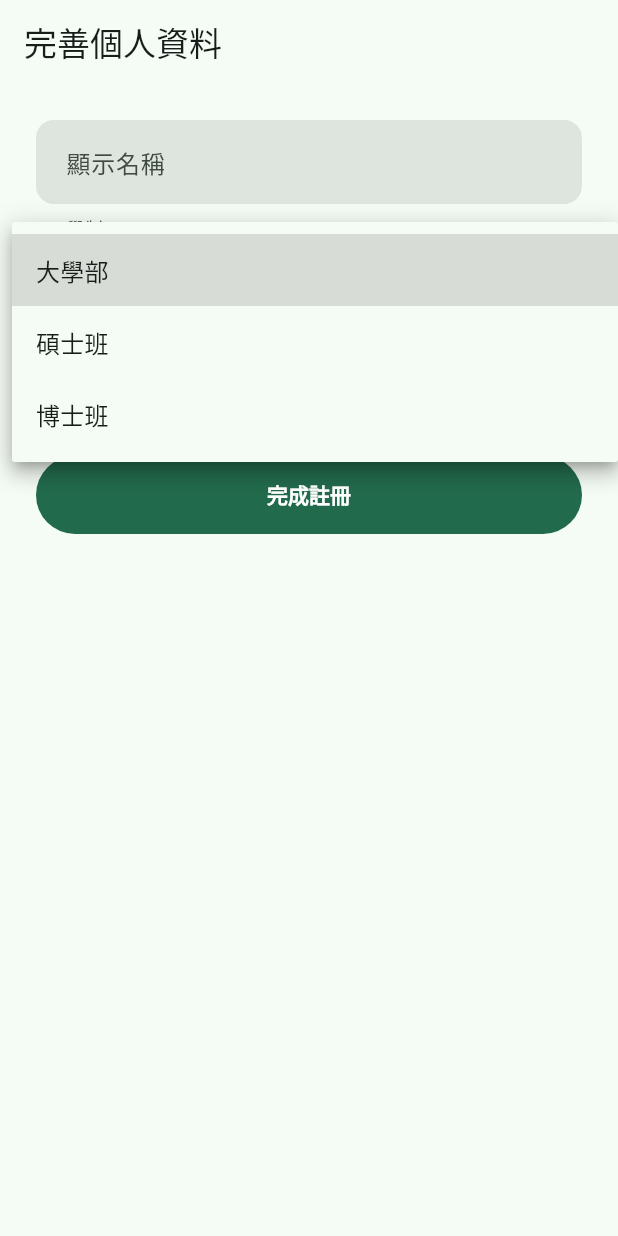
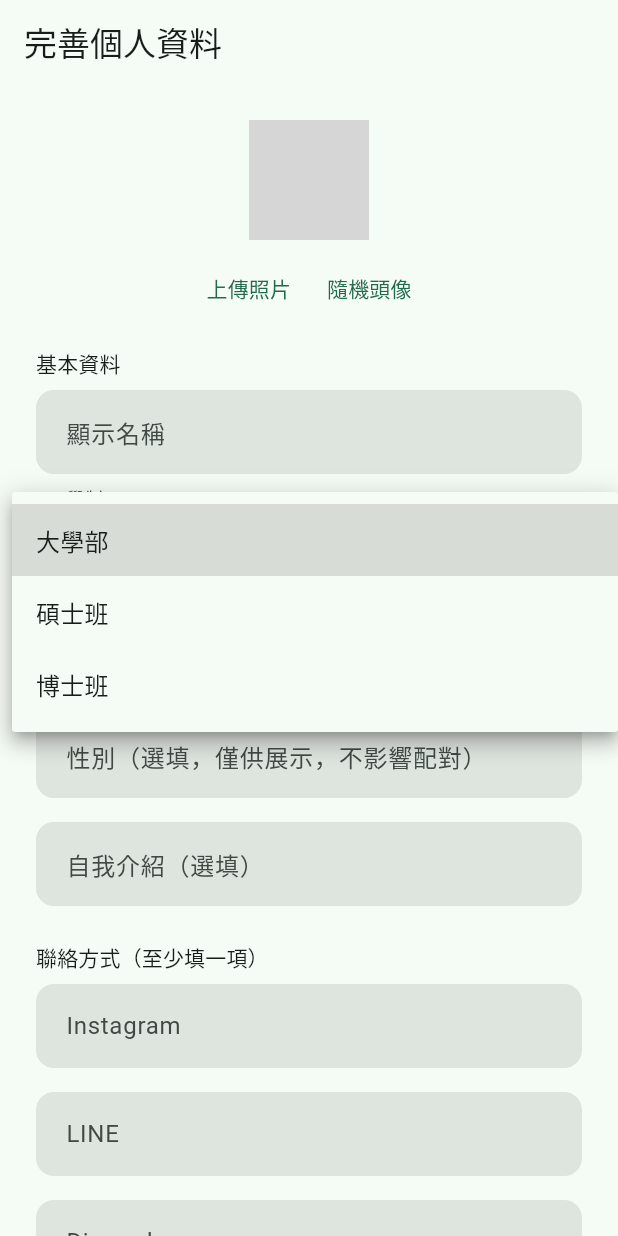
Before and after one commit to egger-meow/find-people-now, a Flutter app: the CompleteProfileScreen screen opened by its route, after a tap on "大學部", on a phone screen of 412 x 824 dp. Run offline on Flutter 3.47's test engine with Material 3 defaults, Android fonts, the phone set to English and light mode, and no system bars; our stand-ins replace flutter_dotenv, flutter_riverpod, go_router, image_picker, shared_preferences, supabase_flutter; accounts and stored records are empty; network calls fail; grey boxes are pictures that could not be loaded.

Commit message:
feat: avatar upload + registration flow redesign
Adds a real "avatars" Storage bucket + RLS (own-folder write, public
read) and an image_picker-backed upload helper, replacing the
dicebear-reroll-only avatar flow in both complete_profile_screen.dart
and edit_profile_screen.dart.

Redesigns the registration form: previously it only collected
displayName/degreeLevel/a single LINE ID, deferring department/gender/
bio/IG/Discord to the "我的" edit page — feedback was that a first-time
user expects to see those choices up front, not after the fact. Now
matches edit_profile_screen.dart's full field set and 3-way contact
choice (IG/LINE/Discord, at least one required). No privacy-settings
confirmation step added, per explicit feedback.

Co-Authored-By: Claude Sonnet 5 <noreply@anthropic.com>

```diff
--- a/app/lib/auth/complete_profile_screen.dart
+++ b/app/lib/auth/complete_profile_screen.dart
@@ -4,6 +4,7 @@ import 'package:go_router/go_router.dart';
 
 import '../generated/supadart_header.dart' show DEGREE_LEVEL;
 import '../match/match_providers.dart';
+import '../profile/avatar_upload.dart';
 import '../rpc/api_exception.dart';
 import '../rpc/auth_profile_rpc.dart';
 import '../theme/app_theme.dart';
@@ -11,14 +12,16 @@ import '../widgets/app_button.dart';
 import '../widgets/app_text_field.dart';
 import 'auth_providers.dart';
 
-/// 最小完善個人資料 gate（非 UI_PLAN §8.1「我的」那個完整編輯頁）。
+/// 完善個人資料 gate——OTP 登入完成後、能進配對頁前的必經畫面
+/// （`create_request` 硬性要求呼叫者已有 `app_user` 列，見
+/// `20260724124000_create_request_earliest_latest.sql:58-61`）。
 ///
-/// `create_request` 硬性要求呼叫者已有 `app_user` 列，否則丟
-/// `PROFILE_INCOMPLETE`（20260724124000_create_request_earliest_latest.sql:58-61）
-/// ——OTP 登入完成後、能進配對頁前，必須先跑過一次 `complete_profile`。這裡只
-/// 收 `complete_profile` 的硬性必填欄位（顯示名稱、大頭貼網址、學制、至少一項
-/// 聯絡方式），不做完整的自我介紹/科系/性別等可選欄位，那些留給後續輪次的
-/// 「我的」頁面。
+/// 反饋回報過原本這裡只收顯示名稱/學制/單一 LINE ID，其餘欄位（科系、性別、
+/// 自我介紹、IG/Discord）全部延後到「我的」編輯頁——使用者測試時覺得「一開始
+/// 就該問的東西怎麼後面才問」，於是這輪重新設計：可選欄位一次收齊，聯絡方式
+/// 開放 IG/LINE/Discord 三選一以上（跟 edit_profile_screen.dart 對齊），大頭貼
+/// 也能直接上傳，不再只能重骰。刻意不加「隱私設定確認」這類額外步驟
+/// （使用者明確要求不要），流程維持單頁表單，不做分步 wizard。
 class CompleteProfileScreen extends ConsumerStatefulWidget {
   const CompleteProfileScreen({super.key});
 
@@ -28,34 +31,69 @@ class CompleteProfileScreen extends ConsumerStatefulWidget {
 
 class _CompleteProfileScreenState extends ConsumerState<CompleteProfileScreen> {
   final _displayNameController = TextEditingController();
+  final _departmentController = TextEditingController();
+  final _genderController = TextEditingController();
+  final _bioController = TextEditingController();
+  final _contactIgController = TextEditingController();
   final _contactLineController = TextEditingController();
+  final _contactDiscordController = TextEditingController();
   DEGREE_LEVEL _degreeLevel = DEGREE_LEVEL.UNDERGRAD;
+  String _avatarUrl = '';
   bool _loading = false;
+  bool _uploadingAvatar = false;
   String? _error;
+
+  @override
+  void initState() {
+    super.initState();
+    _rerollAvatar();
+  }
 
   @override
   void dispose() {
     _displayNameController.dispose();
+    _departmentController.dispose();
+    _genderController.dispose();
+    _bioController.dispose();
+    _contactIgController.dispose();
     _contactLineController.dispose();
+    _contactDiscordController.dispose();
     super.dispose();
   }
 
-  String get _placeholderAvatarUrl {
-    final seed = Uri.encodeComponent(
-      _displayNameController.text.trim().isEmpty ? 'fpn-user' : _displayNameController.text.trim(),
-    );
-    return 'https://api.dicebear.com/9.x/thumbs/png?seed=$seed';
+  void _rerollAvatar() {
+    final seed =
+        '${_displayNameController.text.trim().isEmpty ? 'fpn-user' : _displayNameController.text.trim()}-${DateTime.now().millisecondsSinceEpoch}';
+    setState(() => _avatarUrl = 'https://api.dicebear.com/9.x/thumbs/png?seed=${Uri.encodeComponent(seed)}');
+  }
+
+  Future<void> _uploadAvatar() async {
+    final userId = ref.read(currentUserIdProvider);
+    if (userId == null) return;
+    setState(() => _uploadingAvatar = true);
+    try {
+      final url = await pickAndUploadAvatar(ref.read(supabaseClientProvider), userId);
+      if (url != null && mounted) setState(() => _avatarUrl = url);
+    } catch (e) {
+      if (!mounted) return;
+      setState(() => _error = '上傳頭像失敗，請稍後再試');
+    } finally {
+      if (mounted) setState(() => _uploadingAvatar = false);
+    }
   }
 
   Future<void> _submit() async {
     final displayName = _displayNameController.text.trim();
+    final contactIg = _contactIgController.text.trim();
     final contactLine = _contactLineController.text.trim();
+    final contactDiscord = _contactDiscordController.text.trim();
+
     if (displayName.isEmpty) {
       setState(() => _error = '請輸入顯示名稱');
       return;
     }
-    if (contactLine.isEmpty) {
-      setState(() => _error = '請至少填寫一項聯絡方式（LINE ID）');
+    if (contactIg.isEmpty && contactLine.isEmpty && contactDiscord.isEmpty) {
+      setState(() => _error = '請至少填寫一項聯絡方式');
       return;
     }
 
@@ -79,9 +117,14 @@ class _CompleteProfileScreenState extends ConsumerState<CompleteProfileScreen> {
       await completeProfile(
         client,
         displayName: displayName,
-        avatarUrl: _placeholderAvatarUrl,
+        avatarUrl: _avatarUrl,
         degreeLevel: _degreeLevel,
-        contactLine: contactLine,
+        department: _departmentController.text.trim().isEmpty ? null : _departmentController.text.trim(),
+        gender: _genderController.text.trim().isEmpty ? null : _genderController.text.trim(),
+        bio: _bioController.text.trim().isEmpty ? null : _bioController.text.trim(),
+        contactIg: contactIg.isEmpty ? null : contactIg,
+        contactLine: contactLine.isEmpty ? null : contactLine,
+        contactDiscord: contactDiscord.isEmpty ? null : contactDiscord,
       );
       // authStateProvider (the router's refreshListenable) doesn't fire here
       // — same session, only the DB row changed — so invalidate
@@ -122,6 +165,34 @@ class _CompleteProfileScreenState extends ConsumerState<CompleteProfileScreen> {
         child: ListView(
           padding: const EdgeInsets.all(AppSpacing.lg),
           children: [
+            Center(
+              child: Column(
+                children: [
+                  Stack(
+                    alignment: Alignment.center,
+                    children: [
+                      CircleAvatar(
+                        radius: 40,
+                        backgroundImage: _avatarUrl.isEmpty ? null : NetworkImage(_avatarUrl),
+                        child: _avatarUrl.isEmpty ? const Icon(Icons.person_rounded, size: 40) : null,
+                      ),
+                      if (_uploadingAvatar) const CircularProgressIndicator(strokeWidth: 2.4),
+                    ],
+                  ),
+                  const SizedBox(height: AppSpacing.sm),
+                  Row(
+                    mainAxisSize: MainAxisSize.min,
+                    children: [
+                      TextButton(onPressed: _uploadingAvatar ? null : _uploadAvatar, child: const Text('上傳照片')),
+                      TextButton(onPressed: _uploadingAvatar ? null : _rerollAvatar, child: const Text('隨機頭像')),
+                    ],
+                  ),
+                ],
+              ),
+            ),
+            const SizedBox(height: AppSpacing.md),
+            Text('基本資料', style: Theme.of(context).textTheme.titleSmall),
+            const SizedBox(height: AppSpacing.sm),
             AppTextField(controller: _displayNameController, label: '顯示名稱'),
             const SizedBox(height: AppSpacing.md),
             DropdownButtonFormField<DEGREE_LEVEL>(
@@ -137,7 +208,19 @@ class _CompleteProfileScreenState extends ConsumerState<CompleteProfileScreen> {
               },
             ),
             const SizedBox(height: AppSpacing.md),
-            AppTextField(controller: _contactLineController, label: 'LINE ID'),
+            AppTextField(controller: _departmentController, label: '科系（選填）'),
+            const SizedBox(height: AppSpacing.md),
+            AppTextField(controller: _genderController, label: '性別（選填，僅供展示，不影響配對）'),
+            const SizedBox(height: AppSpacing.md),
+            AppTextField(controller: _bioController, label: '自我介紹（選填）'),
+            const SizedBox(height: AppSpacing.lg),
+            Text('聯絡方式（至少填一項）', style: Theme.of(context).textTheme.titleSmall),
+            const SizedBox(height: AppSpacing.sm),
+            AppTextField(controller: _contactIgController, label: 'Instagram'),
+            const SizedBox(height: AppSpacing.md),
+            AppTextField(controller: _contactLineController, label: 'LINE'),
+            const SizedBox(height: AppSpacing.md),
+            AppTextField(controller: _contactDiscordController, label: 'Discord'),
             if (_error != null) ...[
               const SizedBox(height: AppSpacing.sm),
               Text(_error!, style: TextStyle(color: Theme.of(context).colorScheme.error)),
```
Also changed, not shown: app/lib/profile/avatar_upload.dart (added, +26 -0 lines), app/lib/profile/edit_profile_screen.dart (+41 -5 lines), 6 other files.
